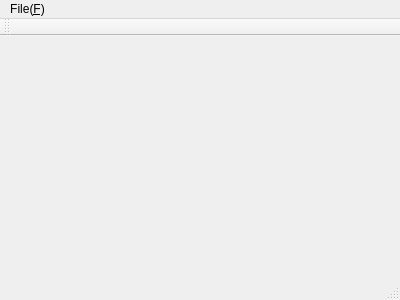
Before: the Qt Designer form mainwindow.ui in KangLin/RabbitGIS, drawn with Qt 5.
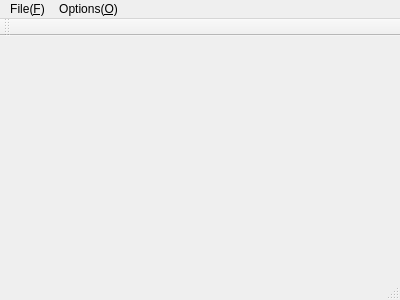
After: the same form once the commit is applied. Icons and pictures are not drawn.

The edit to the form file:
```diff
--- a/mainwindow.ui
+++ b/mainwindow.ui
@@ -41,7 +41,19 @@
     <addaction name="separator"/>
     <addaction name="actionOpen_track_T"/>
    </widget>
+   <widget class="QMenu" name="menuOptions">
+    <property name="title">
+     <string>Options(&amp;O)</string>
+    </property>
+    <widget class="QMenu" name="menuLanguage_L">
+     <property name="title">
+      <string>Language(&amp;L)</string>
+     </property>
+    </widget>
+    <addaction name="menuLanguage_L"/>
+   </widget>
    <addaction name="menuFile_F"/>
+   <addaction name="menuOptions"/>
   </widget>
   <widget class="QToolBar" name="mainToolBar">
    <attribute name="toolBarArea">
```
